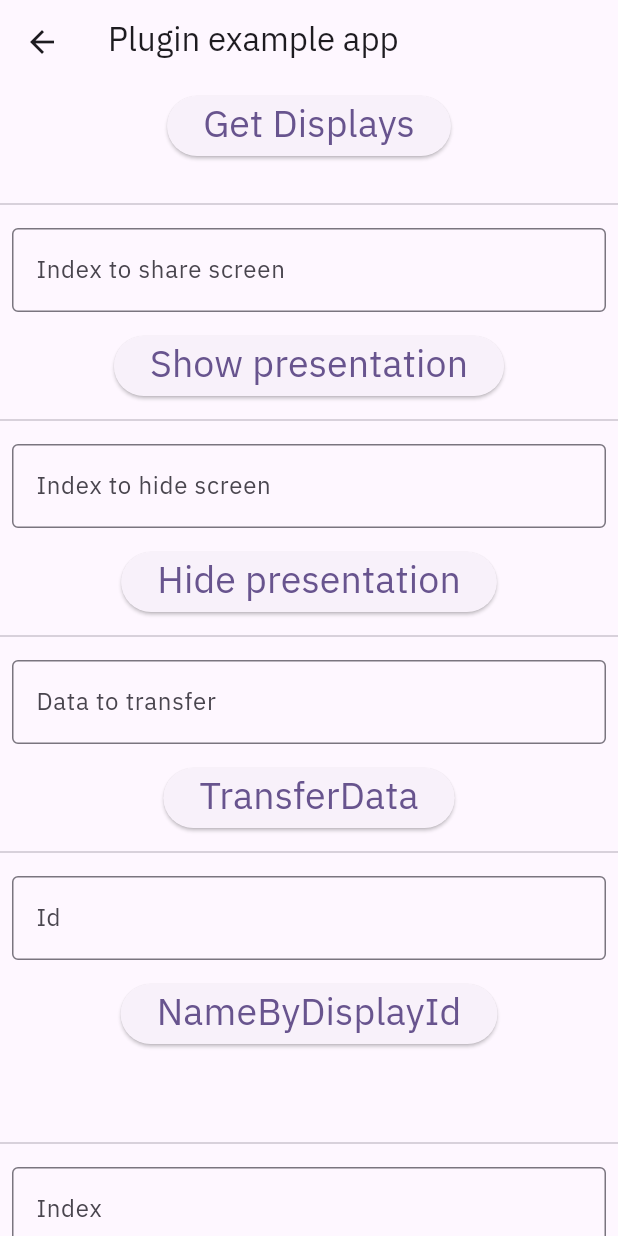
After one commit to cosdemonamezon/possodexo, a Flutter app: the DisplayManagerScreen screen opened directly, on a phone screen of 412 x 824 dp. The commit adds this screen. Run offline on Flutter 3.47's test engine with Material 3 defaults, Android fonts, the phone set to English and light mode, and no system bars; our stand-ins replace chips_choice, dropdown_button2; missing offline and left inert: presentation_displays.

Commit message:
หน้าปุ่มกด ภาษี

```diff
--- /dev/null
+++ b/lib/home/secondisplay.dart
@@ -0,0 +1,350 @@
+import 'package:flutter/material.dart';
+import 'package:presentation_displays/display.dart';
+import 'package:presentation_displays/displays_manager.dart';
+import 'package:presentation_displays/secondary_display.dart';
+
+Route<dynamic> generateRoute(RouteSettings settings) {
+  switch (settings.name) {
+    case '/':
+      return MaterialPageRoute(builder: (_) => const DisplayManagerScreen());
+    case 'presentation':
+      return MaterialPageRoute(builder: (_) => const SecondaryScreen());
+    default:
+      return MaterialPageRoute(
+          builder: (_) => Scaffold(
+                body: Center(child: Text('No route defined for ${settings.name}')),
+              ));
+  }
+}
+
+void main() {
+  debugPrint('first main');
+  runApp(const MyApp());
+}
+
+@pragma('vm:entry-point')
+void secondaryDisplayMain() {
+  debugPrint('second main');
+  runApp(const MySecondApp());
+}
+
+class MySecondApp extends StatelessWidget {
+  const MySecondApp({Key? key}) : super(key: key);
+
+  @override
+  Widget build(BuildContext context) {
+    return const MaterialApp(
+      onGenerateRoute: generateRoute,
+      initialRoute: 'presentation',
+    );
+  }
+}
+
+class MyApp extends StatelessWidget {
+  const MyApp({Key? key}) : super(key: key);
+
+  @override
+  Widget build(BuildContext context) {
+    return const MaterialApp(
+      onGenerateRoute: generateRoute,
+      initialRoute: '/',
+    );
+  }
+}
+
+class Button extends StatelessWidget {
+  final String title;
+  final VoidCallback? onPressed;
+
+  const Button({Key? key, required this.title, this.onPressed}) : super(key: key);
+
+  @override
+  Widget build(BuildContext context) {
+    return Container(
+      margin: const EdgeInsets.all(4.0),
+      child: ElevatedButton(
+        onPressed: onPressed,
+        child: Text(
+          title,
+          style: const TextStyle(fontSize: 25),
+        ),
+      ),
+    );
+  }
+}
+
+/// Main Screen
+class DisplayManagerScreen extends StatefulWidget {
+  const DisplayManagerScreen({Key? key}) : super(key: key);
+
+  @override
+  _DisplayManagerScreenState createState() => _DisplayManagerScreenState();
+}
+
+class _DisplayManagerScreenState extends State<DisplayManagerScreen> {
+  DisplayManager displayManager = DisplayManager();
+  List<Display?> displays = [];
+
+  final TextEditingController _indexToShareController = TextEditingController();
+  final TextEditingController _dataToTransferController = TextEditingController();
+
+  final TextEditingController _nameOfIdController = TextEditingController();
+  String _nameOfId = "";
+  final TextEditingController _nameOfIndexController = TextEditingController();
+  String _nameOfIndex = "";
+
+  @override
+  void initState() {
+    displayManager.connectedDisplaysChangedStream?.listen(
+      (event) {
+        debugPrint("connected displays changed: $event");
+      },
+    );
+    super.initState();
+  }
+
+  @override
+  Widget build(BuildContext context) {
+    return Scaffold(
+      appBar: AppBar(
+        title: const Text('Plugin example app'),
+      ),
+      body: Center(
+        child: SingleChildScrollView(
+          child: Column(
+            mainAxisAlignment: MainAxisAlignment.center,
+            crossAxisAlignment: CrossAxisAlignment.center,
+            children: <Widget>[
+              _getDisplays(),
+              _showPresentation(),
+              _hidePresentation(),
+              _transferData(),
+              _getDisplayeById(),
+              _getDisplayByIndex(),
+            ],
+          ),
+        ),
+      ),
+    );
+  }
+
+  Widget _getDisplays() {
+    return Column(
+      mainAxisAlignment: MainAxisAlignment.center,
+      crossAxisAlignment: CrossAxisAlignment.center,
+      children: [
+        Button(
+            title: "Get Displays",
+            onPressed: () async {
+              final values = await displayManager.getDisplays();
+              displays.clear();
+              setState(() {
+                displays.addAll(values!);
+              });
+            }),
+        ListView.builder(
+            scrollDirection: Axis.vertical,
+            shrinkWrap: true,
+            padding: const EdgeInsets.all(8),
+            itemCount: displays.length,
+            itemBuilder: (BuildContext context, int index) {
+              return SizedBox(
+                height: 50,
+                child: Center(child: Text(' ${displays[index]?.displayId} ${displays[index]?.name}')),
+              );
+            }),
+        const Divider()
+      ],
+    );
+  }
+
+  Widget _showPresentation() {
+    return Column(
+      mainAxisAlignment: MainAxisAlignment.center,
+      crossAxisAlignment: CrossAxisAlignment.center,
+      children: [
+        Padding(
+          padding: const EdgeInsets.all(8.0),
+          child: TextField(
+            controller: _indexToShareController,
+            decoration: const InputDecoration(
+              border: OutlineInputBorder(),
+              labelText: 'Index to share screen',
+            ),
+          ),
+        ),
+        Button(
+            title: "Show presentation",
+            onPressed: () async {
+              int? displayId = int.tryParse(_indexToShareController.text);
+              if (displayId != null) {
+                for (final display in displays) {
+                  if (display?.displayId == displayId) {
+                    displayManager.showSecondaryDisplay(displayId: displayId, routerName: "presentation");
+                  }
+                }
+              }
+            }),
+        const Divider(),
+      ],
+    );
+  }
+
+  Widget _hidePresentation() {
+    return Column(
+      mainAxisAlignment: MainAxisAlignment.center,
+      crossAxisAlignment: CrossAxisAlignment.center,
+      children: [
+        Padding(
+          padding: const EdgeInsets.all(8.0),
+          child: TextField(
+            controller: _indexToShareController,
+            decoration: const InputDecoration(
+              border: OutlineInputBorder(),
+              labelText: 'Index to hide screen',
+            ),
+          ),
+        ),
+        Button(
+            title: "Hide presentation",
+            onPressed: () async {
+              int? displayId = int.tryParse(_indexToShareController.text);
+              if (displayId != null) {
+                for (final display in displays) {
+                  if (display?.displayId == displayId) {
+                    displayManager.hideSecondaryDisplay(displayId: displayId);
+                  }
+                }
+              }
+            }),
+        const Divider(),
+      ],
+    );
+  }
+
+  Widget _transferData() {
+    return Column(
+      mainAxisAlignment: MainAxisAlignment.center,
+      crossAxisAlignment: CrossAxisAlignment.center,
+      children: [
+        Padding(
+          padding: const EdgeInsets.all(8.0),
+          child: TextField(
+            controller: _dataToTransferController,
+            decoration: const InputDecoration(
+              border: OutlineInputBorder(),
+              labelText: 'Data to transfer',
+            ),
+          ),
+        ),
+        Button(
+            title: "TransferData",
+            onPressed: () async {
+              String data = _dataToTransferController.text;
+              await displayManager.transferDataToPresentation(data);
+            }),
+        const Divider(),
+      ],
+    );
+  }
+
+  Widget _getDisplayeById() {
+    return Column(
+      mainAxisAlignment: MainAxisAlignment.center,
+      crossAxisAlignment: CrossAxisAlignment.center,
+      children: [
+        Padding(
+          padding: const EdgeInsets.all(8.0),
+          child: TextField(
+            controller: _nameOfIdController,
+            decoration: const InputDecoration(
+              border: OutlineInputBorder(),
+              labelText: 'Id',
+            ),
+          ),
+        ),
+        Button(
+            title: "NameByDisplayId",
+            onPressed: () async {
+              int? id = int.tryParse(_nameOfIdController.text);
+              if (id != null) {
+                final value = await displayManager.getNameByDisplayId(displays[id]?.displayId ?? -1);
+                setState(() {
+                  _nameOfId = value ?? "";
+                });
+              }
+            }),
+        SizedBox(
+          height: 50,
+          child: Center(child: Text(_nameOfId)),
+        ),
+        const Divider(),
+      ],
+    );
+  }
+
+  Widget _getDisplayByIndex() {
+    return Column(
+      mainAxisAlignment: MainAxisAlignment.center,
+      crossAxisAlignment: CrossAxisAlignment.center,
+      children: [
+        Padding(
+          padding: const EdgeInsets.all(8.0),
+          child: TextField(
+            controller: _nameOfIndexController,
+            decoration: const InputDecoration(
+              border: OutlineInputBorder(),
+              labelText: 'Index',
+            ),
+          ),
+        ),
+        Button(
+            title: "NameByIndex",
+            onPressed: () async {
+              int? index = int.tryParse(_nameOfIndexController.text);
+              if (index != null) {
+                final value = await displayManager.getNameByIndex(index);
+                setState(() {
+                  _nameOfIndex = value ?? "";
+                });
+              }
+            }),
+        SizedBox(
+          height: 50,
+          child: Center(child: Text(_nameOfIndex)),
+        ),
+        const Divider(),
+      ],
+    );
+  }
+}
+
+/// UI of Presentation display
+class SecondaryScreen extends StatefulWidget {
+  const SecondaryScreen({Key? key}) : super(key: key);
+
+  @override
+  _SecondaryScreenState createState() => _SecondaryScreenState();
+}
+
+class _SecondaryScreenState extends State<SecondaryScreen> {
+  String value = "init";
+
+  @override
+  Widget build(BuildContext context) {
+    return Scaffold(
+        body: SecondaryDisplay(
+      callback: (dynamic argument) {
+        setState(() {
+          value = argument;
+        });
+      },
+      child: Container(
+        color: Colors.white,
+        child: Center(
+          child: Text(value),
+        ),
+      ),
+    ));
+  }
+}
--- a/pubspec.yaml
+++ b/pubspec.yaml
@@ -46,6 +46,7 @@ dependencies:
   json_annotation: ^4.8.0
   provider: ^6.0.3
   http: ^0.13.5
+
 dev_dependencies:
   flutter_test:
     sdk: flutter
@@ -59,6 +60,7 @@ dev_dependencies:
   # คำสั่งในการสร้างโมเดล ---> dart run build_runner build
   flutter_lints: ^2.0.0
   timer_count_down: ^2.2.0
+  presentation_displays: ^1.0.0
   analyzer: ^5.13.0
 
 
```
Also changed, not shown: lib/PrintReceiptsRetrospectively/PrintCallBack.dart (deleted, +0 -17 lines), lib/home/homePage.dart (+18 -12 lines), lib/home/widgets/PrintCallBack.dart (added, +29 -0 lines), lib/home/widgets/texPage.dart (+19 -6 lines), pubspec.lock, 2 other files.
